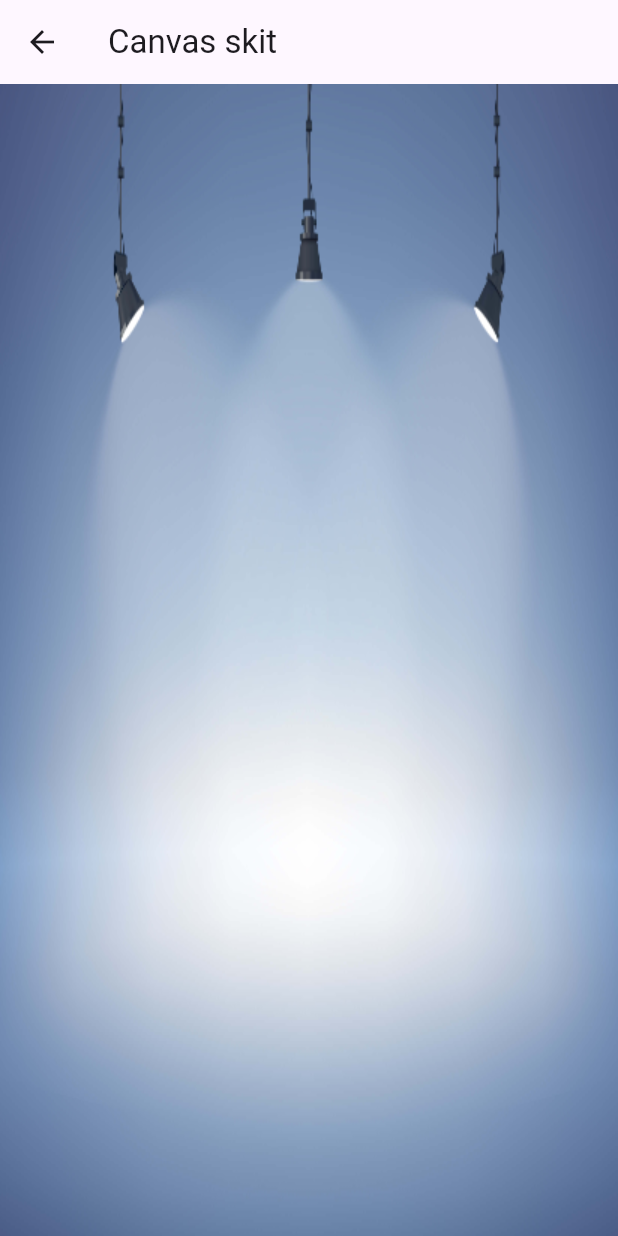
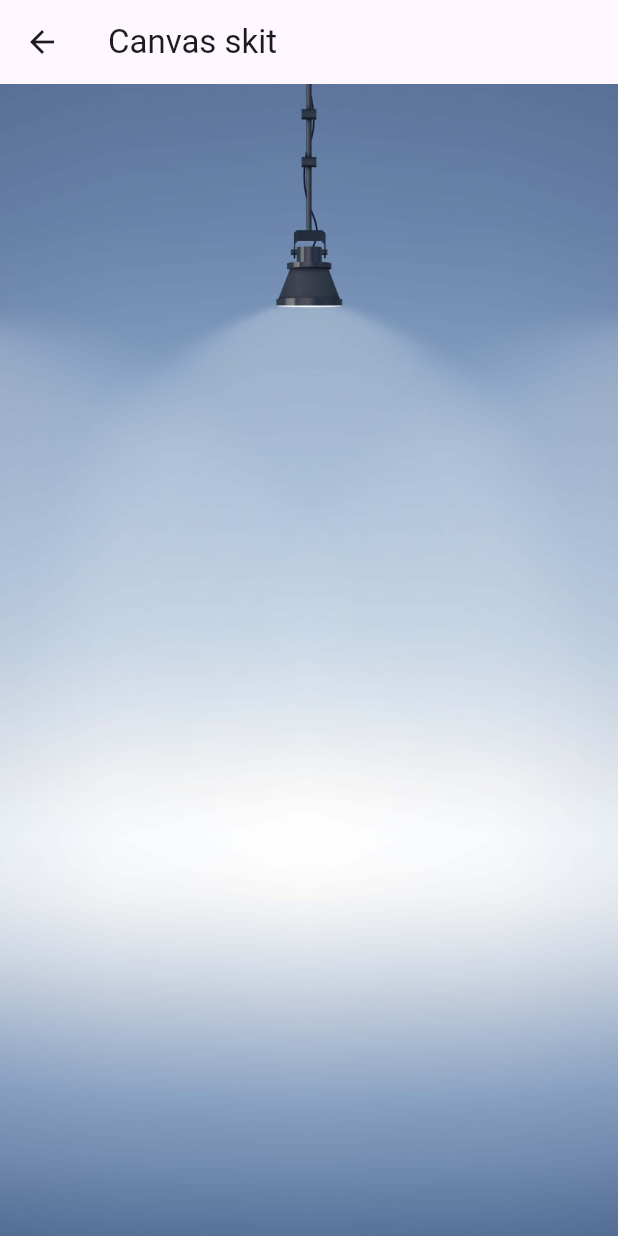
Before and after one commit to nishan-rasheed/web_checking, a Flutter app: the screen it shows after launch, on a phone screen of 412 x 824 dp. Run offline on Flutter 3.47's test engine with Material 3 defaults, Android fonts, the phone set to English and light mode, and no system bars.

Commit message:
image size changed

```diff
--- a/lib/app_assets.dart
+++ b/lib/app_assets.dart
@@ -1,4 +1,4 @@
 class AppAssets{
-  static const bgImage = 'assets/images/header.jpg';
+  static const bgImage = 'assets/images/header (1).jpg';
   static const secondImage = 'assets/images/web-design-2906159_640.jpg';
 }
--- a/lib/home_page.dart
+++ b/lib/home_page.dart
@@ -11,33 +11,23 @@ class HomePage extends StatelessWidget {
     return Scaffold(
       backgroundColor: Colors.amber,
       appBar: AppBar(title: const Text('Canvas skit'),),
-      body: Image(
-        height: h,width: w,
-        image: ResizeImage(
-        const AssetImage(AppAssets.bgImage,),
-        width: w.toInt(),height: h.toInt(),
-        ),
-        fit: BoxFit.cover,
-        ),
+      // body: Image(
+      //   height: h,width: w,
+      //   image: ResizeImage(
+      //   const AssetImage(AppAssets.bgImage,),
+      //   width: w.toInt(),height: h.toInt(),
+      //   ),
+      //   fit: BoxFit.cover,
+      //   ),
       // body: Image.asset(AppAssets.secondImage,
       //       cacheHeight: h.toInt(),
       //       cacheWidth: w.toInt(),
       //       fit: BoxFit.fill,
       // )
-      // Column(
-      //   children: [
-      //     const Text('image one'),
-      //     Expanded(child: ColoredBox(color: Colors.amber,
-      //       child: Image.asset(AppAssets.bgImage,
-      //       cacheHeight: h.toInt(),
-      //       cacheWidth: w.toInt(),
-      //       fit: BoxFit.contain,
-      //       ),
-      //     )),
-      //     const Text('image second'),
-      //     Expanded(child: Image.asset(AppAssets.secondImage,width: w,)),
-      //   ],
-      // ),
+      body: Image.asset(AppAssets.bgImage,
+      height: h,width: w,
+      fit: BoxFit.cover,
+      ),
     );
   }
 }
```
Also changed, not shown: assets/images/header (1).jpg (added), assets/images/header.jpg (deleted), 7 other files.
